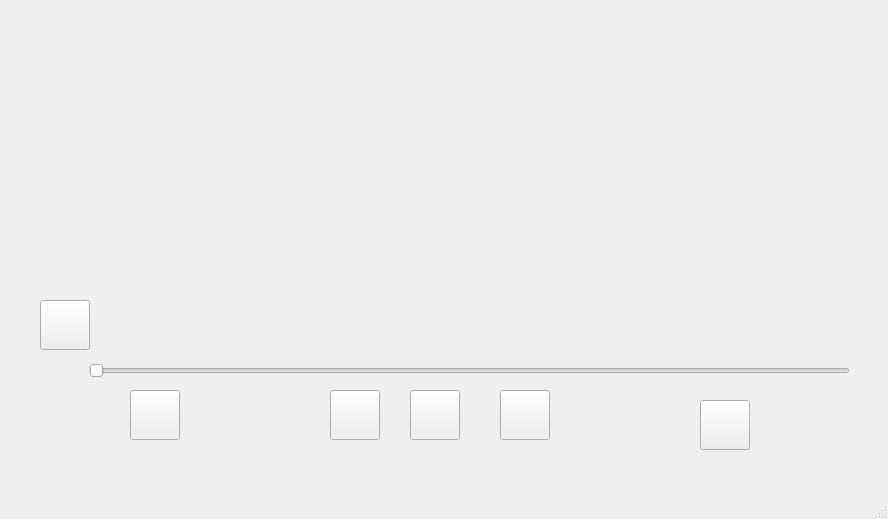
This is MusicPlayer/mymusicplayer.ui in BeanGuohui/MusicPlayer as Qt 5 draws it before an edit. The edited form follows.
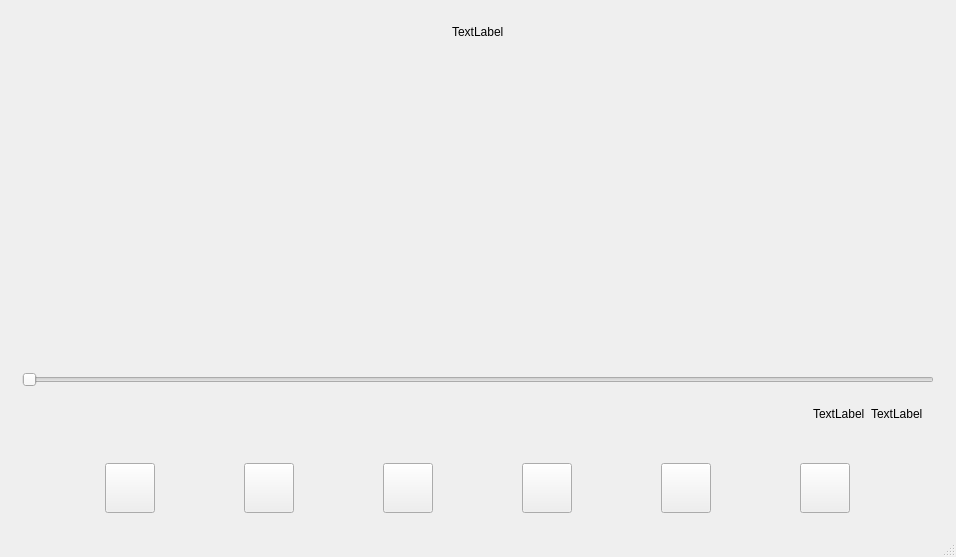
This is the edited form. Icons and pictures are not drawn.

The edit to the form file:
```diff
--- a/MusicPlayer/mymusicplayer.ui
+++ b/MusicPlayer/mymusicplayer.ui
@@ -6,8 +6,8 @@
    <rect>
     <x>0</x>
     <y>0</y>
-    <width>888</width>
-    <height>519</height>
+    <width>956</width>
+    <height>557</height>
    </rect>
   </property>
   <property name="windowTitle">
@@ -19,43 +19,107 @@
 }</string>
   </property>
   <widget class="QWidget" name="centralWidget">
-   <widget class="QPushButton" name="psPuse">
-    <property name="geometry">
-     <rect>
-      <x>410</x>
-      <y>390</y>
-      <width>50</width>
-      <height>50</height>
-     </rect>
-    </property>
-    <property name="minimumSize">
+   <layout class="QVBoxLayout" name="verticalLayout_2">
+    <item>
+     <widget class="QWidget" name="widget_5" native="true">
+      <layout class="QHBoxLayout" name="horizontalLayout">
+       <item>
+        <spacer name="horizontalSpacer_2">
+         <property name="orientation">
+          <enum>Qt::Horizontal</enum>
+         </property>
+         <property name="sizeHint" stdset="0">
      <size>
-      <width>50</width>
-      <height>50</height>
-     </size>
-    </property>
-    <property name="maximumSize">
+           <width>40</width>
+           <height>20</height>
+          </size>
+         </property>
+        </spacer>
+       </item>
+       <item>
+        <widget class="QLabel" name="showNowSong">
+         <property name="text">
+          <string>TextLabel</string>
+         </property>
+        </widget>
+       </item>
+       <item>
+        <spacer name="horizontalSpacer_3">
+         <property name="orientation">
+          <enum>Qt::Horizontal</enum>
+         </property>
+         <property name="sizeHint" stdset="0">
      <size>
-      <width>50</width>
-      <height>50</height>
-     </size>
-    </property>
+           <width>40</width>
+           <height>20</height>
+          </size>
+         </property>
+        </spacer>
+       </item>
+      </layout>
+     </widget>
+    </item>
+    <item>
+     <widget class="QTableWidget" name="infoSong">
     <property name="styleSheet">
-     <string notr="true">border-image: url(:/img/play.png);</string>
-    </property>
+       <string notr="true">background-color: rgb(0, 0, 0, 0);</string>
+      </property>
+     </widget>
+    </item>
+    <item>
+     <widget class="QWidget" name="widget_2" native="true">
+      <layout class="QVBoxLayout" name="verticalLayout">
+       <item>
+        <widget class="QSlider" name="slProcess">
+         <property name="maximum">
+          <number>100</number>
+         </property>
+         <property name="orientation">
+          <enum>Qt::Horizontal</enum>
+         </property>
+        </widget>
+       </item>
+       <item>
+        <widget class="QWidget" name="widget_4" native="true">
+         <layout class="QHBoxLayout" name="horizontalLayout_3">
+          <item>
+           <spacer name="horizontalSpacer">
+            <property name="orientation">
+             <enum>Qt::Horizontal</enum>
+            </property>
+            <property name="sizeHint" stdset="0">
+             <size>
+              <width>40</width>
+              <height>20</height>
+             </size>
+            </property>
+           </spacer>
+          </item>
+          <item>
+           <widget class="QLabel" name="lanow">
     <property name="text">
-     <string/>
-    </property>
-   </widget>
+             <string>TextLabel</string>
+            </property>
+           </widget>
+          </item>
+          <item>
+           <widget class="QLabel" name="lbding">
+            <property name="text">
+             <string>TextLabel</string>
+            </property>
+           </widget>
+          </item>
+         </layout>
+        </widget>
+       </item>
+      </layout>
+     </widget>
+    </item>
+    <item>
+     <widget class="QWidget" name="widget_3" native="true">
+      <layout class="QHBoxLayout" name="horizontalLayout_2">
+       <item>
    <widget class="QPushButton" name="psAddfile">
-    <property name="geometry">
-     <rect>
-      <x>130</x>
-      <y>390</y>
-      <width>50</width>
-      <height>50</height>
-     </rect>
-    </property>
     <property name="minimumSize">
      <size>
       <width>50</width>
@@ -75,15 +139,31 @@
      <string/>
     </property>
    </widget>
+       </item>
+       <item>
+        <widget class="QPushButton" name="psPlayType">
+         <property name="minimumSize">
+          <size>
+           <width>50</width>
+           <height>50</height>
+          </size>
+         </property>
+         <property name="maximumSize">
+          <size>
+           <width>50</width>
+           <height>50</height>
+          </size>
+         </property>
+         <property name="styleSheet">
+          <string notr="true">border-image: url(:/img/loop.png);</string>
+         </property>
+         <property name="text">
+          <string/>
+         </property>
+        </widget>
+       </item>
+       <item>
    <widget class="QPushButton" name="pbPrev">
-    <property name="geometry">
-     <rect>
-      <x>330</x>
-      <y>390</y>
-      <width>50</width>
-      <height>50</height>
-     </rect>
-    </property>
     <property name="minimumSize">
      <size>
       <width>50</width>
@@ -103,15 +183,31 @@
      <string/>
     </property>
    </widget>
+       </item>
+       <item>
+        <widget class="QPushButton" name="psPuse">
+         <property name="minimumSize">
+          <size>
+           <width>50</width>
+           <height>50</height>
+          </size>
+         </property>
+         <property name="maximumSize">
+          <size>
+           <width>50</width>
+           <height>50</height>
+          </size>
+         </property>
+         <property name="styleSheet">
+          <string notr="true">border-image: url(:/img/play.png);</string>
+         </property>
+         <property name="text">
+          <string/>
+         </property>
+        </widget>
+       </item>
+       <item>
    <widget class="QPushButton" name="psNext">
-    <property name="geometry">
-     <rect>
-      <x>500</x>
-      <y>390</y>
-      <width>50</width>
-      <height>50</height>
-     </rect>
-    </property>
     <property name="minimumSize">
      <size>
       <width>50</width>
@@ -131,15 +227,9 @@
      <string/>
     </property>
    </widget>
+       </item>
+       <item>
    <widget class="QPushButton" name="psVolume">
-    <property name="geometry">
-     <rect>
-      <x>700</x>
-      <y>400</y>
-      <width>50</width>
-      <height>50</height>
-     </rect>
-    </property>
     <property name="minimumSize">
      <size>
       <width>50</width>
@@ -159,69 +249,11 @@
      <string/>
     </property>
    </widget>
-   <widget class="QWidget" name="widget" native="true">
-    <property name="geometry">
-     <rect>
-      <x>160</x>
-      <y>70</y>
-      <width>641</width>
-      <height>281</height>
-     </rect>
-    </property>
-    <layout class="QHBoxLayout" name="horizontalLayout">
-     <item>
-      <widget class="QTableWidget" name="infoSong">
-       <property name="styleSheet">
-        <string notr="true">background-color: rgb(0, 0, 0, 0);</string>
-       </property>
-      </widget>
      </item>
     </layout>
    </widget>
-   <widget class="QPushButton" name="psPlayType">
-    <property name="geometry">
-     <rect>
-      <x>40</x>
-      <y>300</y>
-      <width>50</width>
-      <height>50</height>
-     </rect>
-    </property>
-    <property name="minimumSize">
-     <size>
-      <width>50</width>
-      <height>50</height>
-     </size>
-    </property>
-    <property name="maximumSize">
-     <size>
-      <width>50</width>
-      <height>50</height>
-     </size>
-    </property>
-    <property name="styleSheet">
-     <string notr="true">border-image: url(:/img/loop.png);</string>
-    </property>
-    <property name="text">
-     <string/>
-    </property>
-   </widget>
-   <widget class="QSlider" name="slProcess">
-    <property name="geometry">
-     <rect>
-      <x>89</x>
-      <y>360</y>
-      <width>761</width>
-      <height>22</height>
-     </rect>
-    </property>
-    <property name="maximum">
-     <number>100</number>
-    </property>
-    <property name="orientation">
-     <enum>Qt::Horizontal</enum>
-    </property>
-   </widget>
+    </item>
+   </layout>
   </widget>
   <widget class="QStatusBar" name="statusBar"/>
   <action name="actionaddFile">
```
Lines whose indentation alone changed are shown as unchanged.
